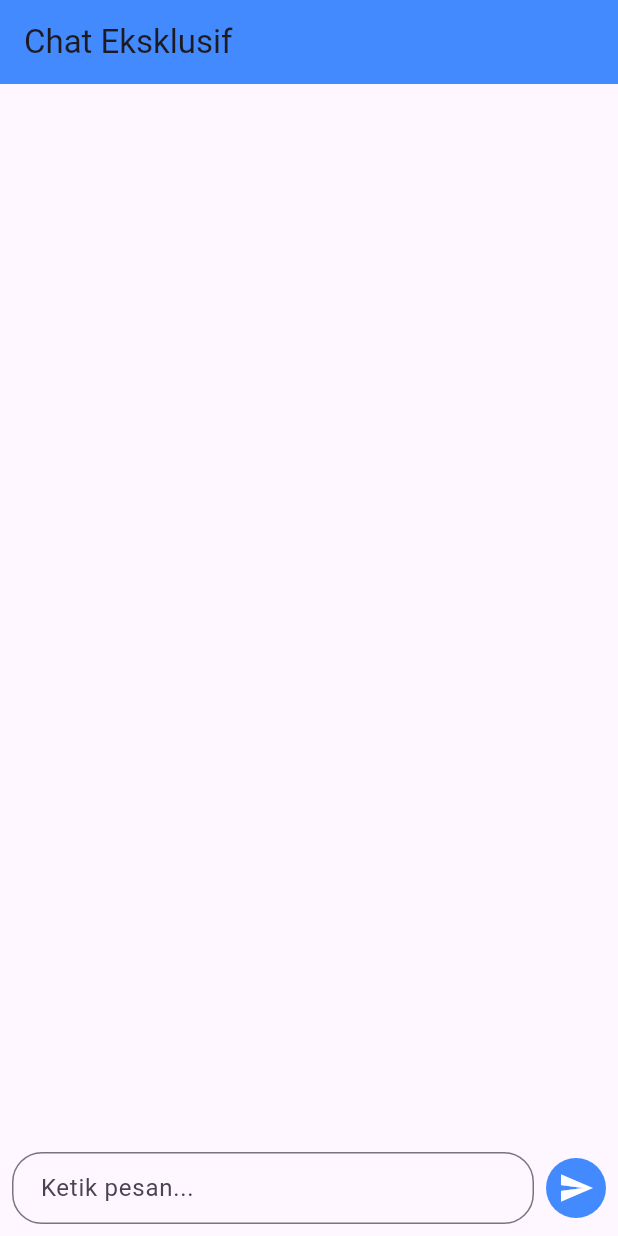
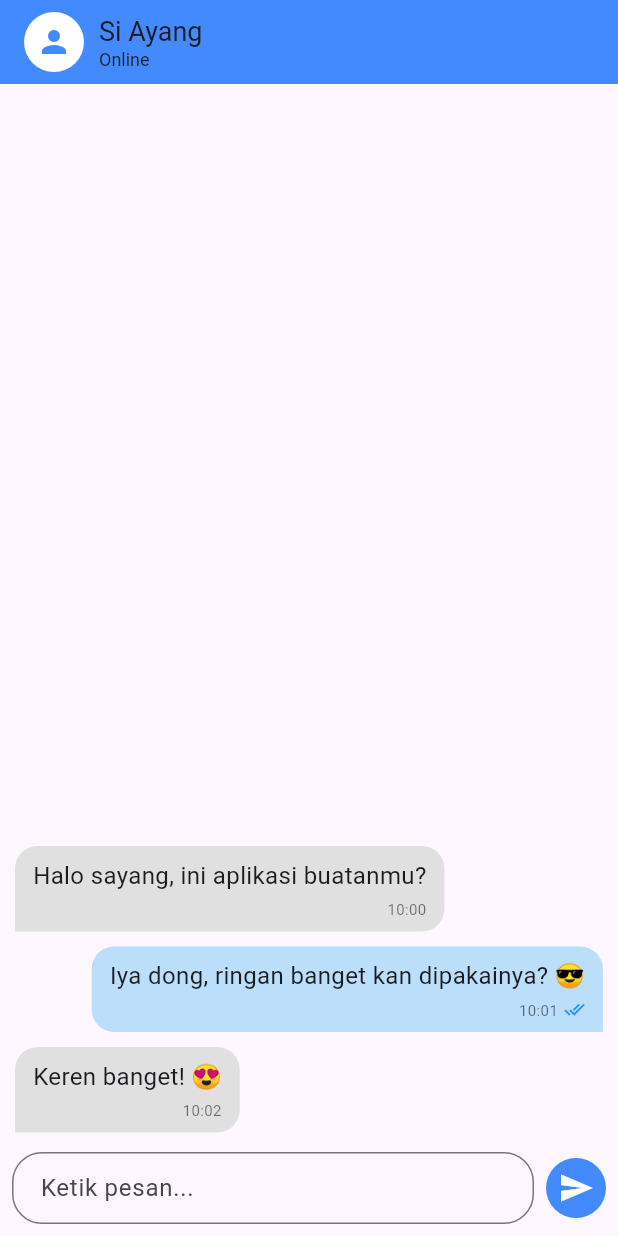
Before and after one commit to NavySigma/apl_chat, a Flutter app: the screen it shows after launch, after a tap on the "send" icon, on a phone screen of 412 x 824 dp. Run offline on Flutter 3.47's test engine with Material 3 defaults, Android fonts, the phone set to English and light mode, and no system bars; our stand-ins replace device_preview.

Commit message:
tambahan waktu dan centang

```diff
--- a/lib/main.dart
+++ b/lib/main.dart
@@ -33,20 +33,60 @@ class RuangChat extends StatefulWidget {
 }
 
 class _RuangChatState extends State<RuangChat> {
-  // Data sementara (Nanti ini diganti dengan data dari database MySQL Laravel-mu)
+  final ScrollController _scrollController = ScrollController();
+  final TextEditingController _controller = TextEditingController();
+
+  // Menambahkan atribut "status" untuk pesan yang kita kirim (isMe: true)
   List<Map<String, dynamic>> pesan = [
+    {"teks": "Halo sayang, ini aplikasi buatanmu?", "waktu": "10:00", "isMe": false},
+    // status 2 = centang dua biru
+    {"teks": "Iya dong, ringan banget kan dipakainya? 😎", "waktu": "10:01", "isMe": true, "status": 2},
+    {"teks": "Keren banget! 😍", "waktu": "10:02", "isMe": false},
   ];
 
-  // Controller untuk menangkap teks yang diketik di TextField
-  final TextEditingController _controller = TextEditingController();
-
-  // Fungsi untuk menambahkan pesan ke layar saat tombol kirim ditekan
   void _kirimPesan() {
     if (_controller.text.trim().isNotEmpty) {
       setState(() {
-        pesan.add({"teks": _controller.text, "isMe": true});
+        String jamSekarang = "${DateTime.now().hour.toString().padLeft(2, '0')}:${DateTime.now().minute.toString().padLeft(2, '0')}";
+
+        pesan.add({
+          "teks": _controller.text,
+          "waktu": jamSekarang,
+          "isMe": true,
+          "status": 0 // Status 0 = centang satu (baru terkirim)
+        });
       });
-      _controller.clear(); // Mengosongkan kolom input setelah terkirim
+      _controller.clear();
+
+      Future.delayed(Duration(milliseconds: 100), () {
+        _scrollController.animateTo(
+          0.0,
+          duration: Duration(milliseconds: 300),
+          curve: Curves.easeOut,
+        );
+      });
+
+      // (OPSIONAL) Simulasi centang berubah otomatis biar terlihat hidup
+      // Ini cuma buat efek UI sementara sebelum disambung ke database
+      int indexPesanBaru = pesan.length - 1;
+
+      // Ubah ke centang 2 abu-abu setelah 2 detik
+      Future.delayed(Duration(seconds: 2), () {
+        if (mounted) {
+          setState(() {
+            pesan[indexPesanBaru]["status"] = 1;
+          });
+        }
+      });
+
+      // Ubah ke centang 2 biru setelah 4 detik
+      Future.delayed(Duration(seconds: 4), () {
+        if (mounted) {
+          setState(() {
+            pesan[indexPesanBaru]["status"] = 2;
+          });
+        }
+      });
     }
   }
 
@@ -54,38 +94,86 @@ class _RuangChatState extends State<RuangChat> {
   Widget build(BuildContext context) {
     return Scaffold(
       appBar: AppBar(
-        title: Text("Chat Eksklusif"),
+        title: Row(
+          children: [
+            CircleAvatar(
+              backgroundColor: Colors.white,
+              child: Icon(Icons.person, color: Colors.blueAccent),
+            ),
+            SizedBox(width: 10),
+            Column(
+              crossAxisAlignment: CrossAxisAlignment.start,
+              children: [
+                Text("Si Ayang", style: TextStyle(fontSize: 18)),
+                Text("Online", style: TextStyle(fontSize: 12, fontWeight: FontWeight.w400)),
+              ],
+            ),
+          ],
+        ),
         backgroundColor: Colors.blueAccent,
       ),
       body: Column(
         children: [
-          // Area Daftar Chat
           Expanded(
             child: ListView.builder(
-              reverse:
-                  true, // Membalik urutan agar pesan terbaru muncul dari bawah
+              controller: _scrollController,
+              reverse: true,
               itemCount: pesan.length,
               itemBuilder: (context, index) {
                 var chat = pesan[pesan.length - 1 - index];
                 return Align(
-                  alignment: chat["isMe"]
-                      ? Alignment.centerRight
-                      : Alignment.centerLeft,
+                  alignment: chat["isMe"] ? Alignment.centerRight : Alignment.centerLeft,
                   child: Container(
                     margin: EdgeInsets.symmetric(vertical: 5, horizontal: 10),
-                    padding: EdgeInsets.all(12),
+                    padding: EdgeInsets.symmetric(vertical: 8, horizontal: 12),
                     decoration: BoxDecoration(
                       color: chat["isMe"] ? Colors.blue[100] : Colors.grey[300],
-                      borderRadius: BorderRadius.circular(15),
+                      borderRadius: BorderRadius.only(
+                        topLeft: Radius.circular(15),
+                        topRight: Radius.circular(15),
+                        bottomLeft: chat["isMe"] ? Radius.circular(15) : Radius.circular(0),
+                        bottomRight: chat["isMe"] ? Radius.circular(0) : Radius.circular(15),
+                      ),
                     ),
-                    child: Text(chat["teks"], style: TextStyle(fontSize: 16)),
+                    child: Column(
+                      crossAxisAlignment: CrossAxisAlignment.end,
+                      children: [
+                        Text(chat["teks"], style: TextStyle(fontSize: 16)),
+                        SizedBox(height: 4),
+
+                        // --- BARIS UNTUK JAM DAN TANDA CENTANG ---
+                        Row(
+                          mainAxisSize: MainAxisSize.min, // Biar nggak selebar layar
+                          children: [
+                            Text(
+                              chat["waktu"],
+                              style: TextStyle(fontSize: 10, color: Colors.black54)
+                            ),
+
+                            // Hanya tampilkan centang kalau pesannya "isMe" (kita yang kirim)
+                            if (chat["isMe"]) ...[
+                              SizedBox(width: 4),
+                              Icon(
+                                // Logika penentuan ikon:
+                                // Jika status 0 (Centang 1), jika selain 0 (Centang 2)
+                                chat["status"] == 0 ? Icons.check : Icons.done_all,
+                                size: 14,
+                                // Logika penentuan warna:
+                                // Jika status 2 (Biru), selain itu (Abu-abu)
+                                color: chat["status"] == 2 ? Colors.blue : Colors.black54,
+                              ),
+                            ]
+                          ],
+                        ),
+                        // ----------------------------------------
+
+                      ],
+                    ),
                   ),
                 );
               },
             ),
           ),
-
-          // Area Input Teks dan Tombol Kirim
           Padding(
             padding: EdgeInsets.all(8.0),
             child: Row(
@@ -98,10 +186,7 @@ class _RuangChatState extends State<RuangChat> {
                       border: OutlineInputBorder(
                         borderRadius: BorderRadius.circular(20),
                       ),
-                      contentPadding: EdgeInsets.symmetric(
-                        horizontal: 15,
-                        vertical: 10,
-                      ),
+                      contentPadding: EdgeInsets.symmetric(horizontal: 15, vertical: 10),
                     ),
                   ),
                 ),
```
